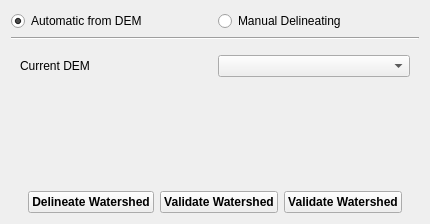
Above: src/ui/reosdelineatingwatershedwidget.ui from vcloarec/ReosProject before the change. Below: the same form after it.
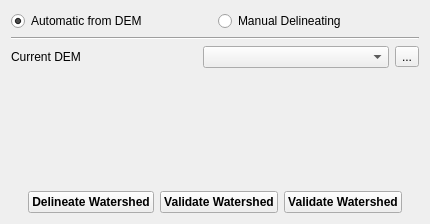
That is the form after the change. Icons and pictures are not drawn. Custom widgets are drawn as their Qt base class.

Commit message: improve raster DEM registration

Diff of the .ui file:
```diff
--- a/src/ui/reosdelineatingwatershedwidget.ui
+++ b/src/ui/reosdelineatingwatershedwidget.ui
@@ -45,6 +45,18 @@
    <item>
     <widget class="QWidget" name="mCurrentDemWidget" native="true">
      <layout class="QHBoxLayout" name="horizontalLayout_3">
+      <property name="leftMargin">
+       <number>0</number>
+      </property>
+      <property name="topMargin">
+       <number>0</number>
+      </property>
+      <property name="rightMargin">
+       <number>0</number>
+      </property>
+      <property name="bottomMargin">
+       <number>0</number>
+      </property>
       <item>
        <widget class="QLabel" name="label">
         <property name="text">
@@ -55,6 +67,17 @@
       <item>
        <widget class="ReosDigitalElevationModelComboBox" name="comboBoxDem"/>
       </item>
+      <item>
+       <widget class="QToolButton" name="toolButtonLoadRasterDem">
+        <property name="text">
+         <string>...</string>
+        </property>
+        <property name="icon">
+         <iconset resource="../../images/images.qrc">
+          <normaloff>:/images/dem.svg</normaloff>:/images/dem.svg</iconset>
+        </property>
+       </widget>
+      </item>
      </layout>
     </widget>
    </item>
```
Left out of the diff: 4 changed lines with no effect on the pictures. The commit also changes 8 other files.
